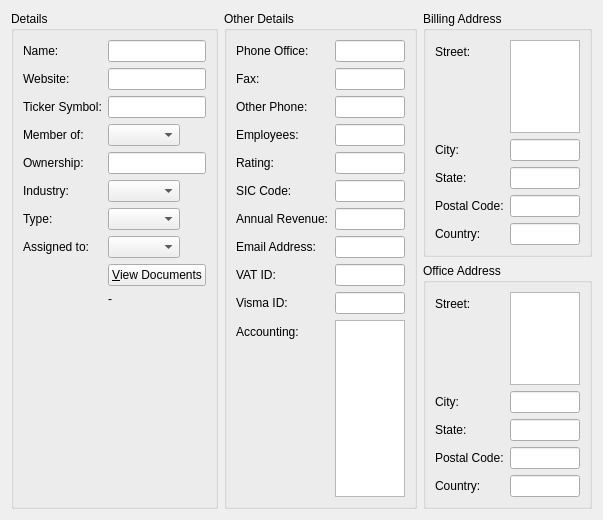
First picture: the form in client/src/details/accountdetails.ui, repository KDAB/FatCRM, before the edit.
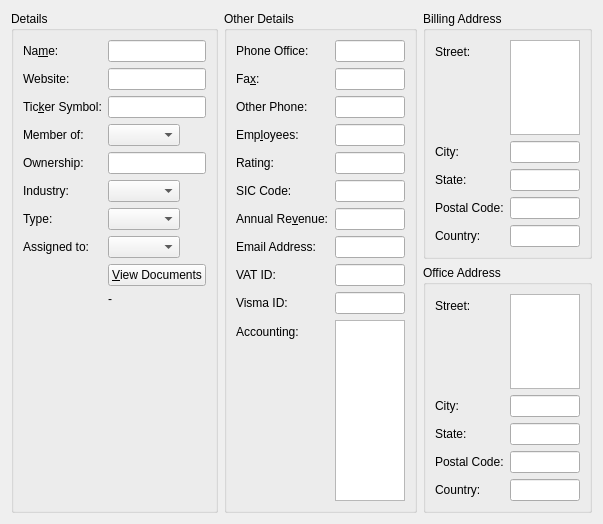
Second picture: the form after the edit. Custom widgets are drawn as their Qt base class.

Commit message:
Hide widgets for unsupported (custom) fields
Current testcase: opportunity_size (until it gets added to crm.kdab.com).

```diff
--- a/client/src/details/accountdetails.ui
+++ b/client/src/details/accountdetails.ui
@@ -6,8 +6,8 @@
    <rect>
     <x>0</x>
     <y>0</y>
-    <width>537</width>
-    <height>520</height>
+    <width>569</width>
+    <height>524</height>
    </rect>
   </property>
   <property name="windowTitle">
@@ -26,7 +26,10 @@
       <item row="0" column="0">
        <widget class="QLabel" name="label">
         <property name="text">
-         <string>Name:</string>
+         <string>Na&amp;me:</string>
+        </property>
+        <property name="buddy">
+         <cstring>name</cstring>
         </property>
        </widget>
       </item>
@@ -46,7 +49,10 @@
       <item row="2" column="0">
        <widget class="QLabel" name="label_3">
         <property name="text">
-         <string>Ticker Symbol:</string>
+         <string>Tic&amp;ker Symbol:</string>
+        </property>
+        <property name="buddy">
+         <cstring>ticker_symbol</cstring>
         </property>
        </widget>
       </item>
@@ -146,7 +152,10 @@
       <item row="1" column="0">
        <widget class="QLabel" name="label_11">
         <property name="text">
-         <string>Fax:</string>
+         <string>Fa&amp;x:</string>
+        </property>
+        <property name="buddy">
+         <cstring>phone_fax</cstring>
         </property>
        </widget>
       </item>
@@ -166,7 +175,10 @@
       <item row="3" column="0">
        <widget class="QLabel" name="label_13">
         <property name="text">
-         <string>Employees:</string>
+         <string>Emp&amp;loyees:</string>
+        </property>
+        <property name="buddy">
+         <cstring>employees</cstring>
         </property>
        </widget>
       </item>
@@ -196,7 +208,10 @@
       <item row="6" column="0">
        <widget class="QLabel" name="label_16">
         <property name="text">
-         <string>Annual Revenue:</string>
+         <string>Annual Re&amp;venue:</string>
+        </property>
+        <property name="buddy">
+         <cstring>annual_revenue</cstring>
         </property>
        </widget>
       </item>
```
Left out of the diff: 72 changed lines with no effect on the pictures. The commit also changes 4 other files.
